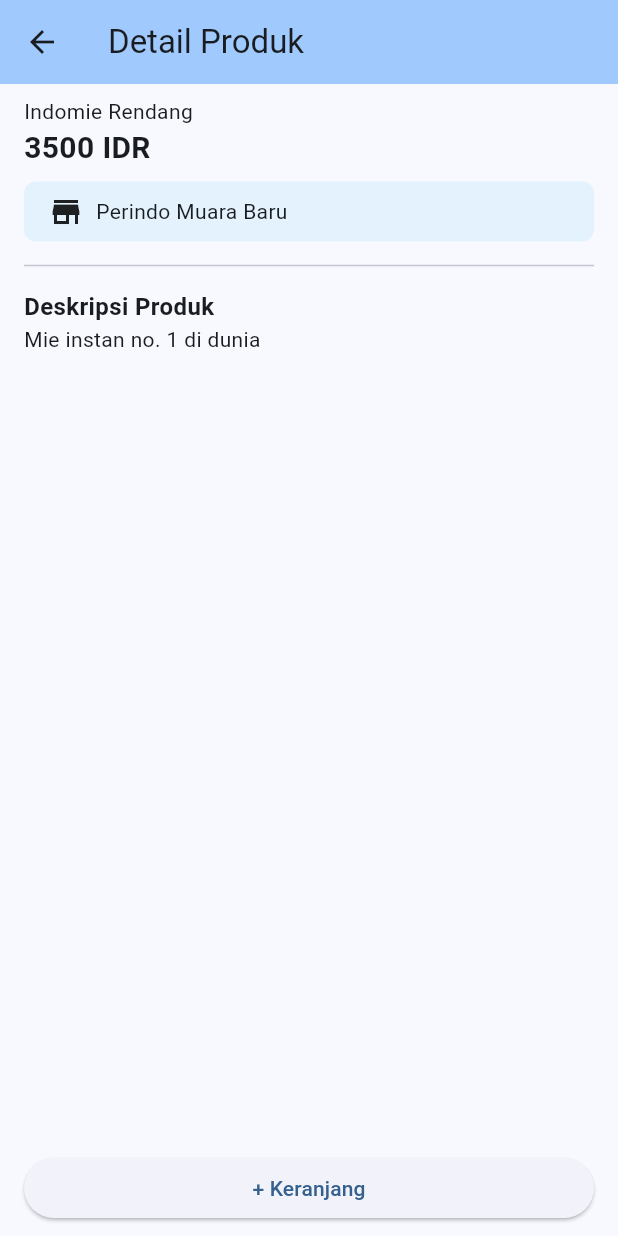
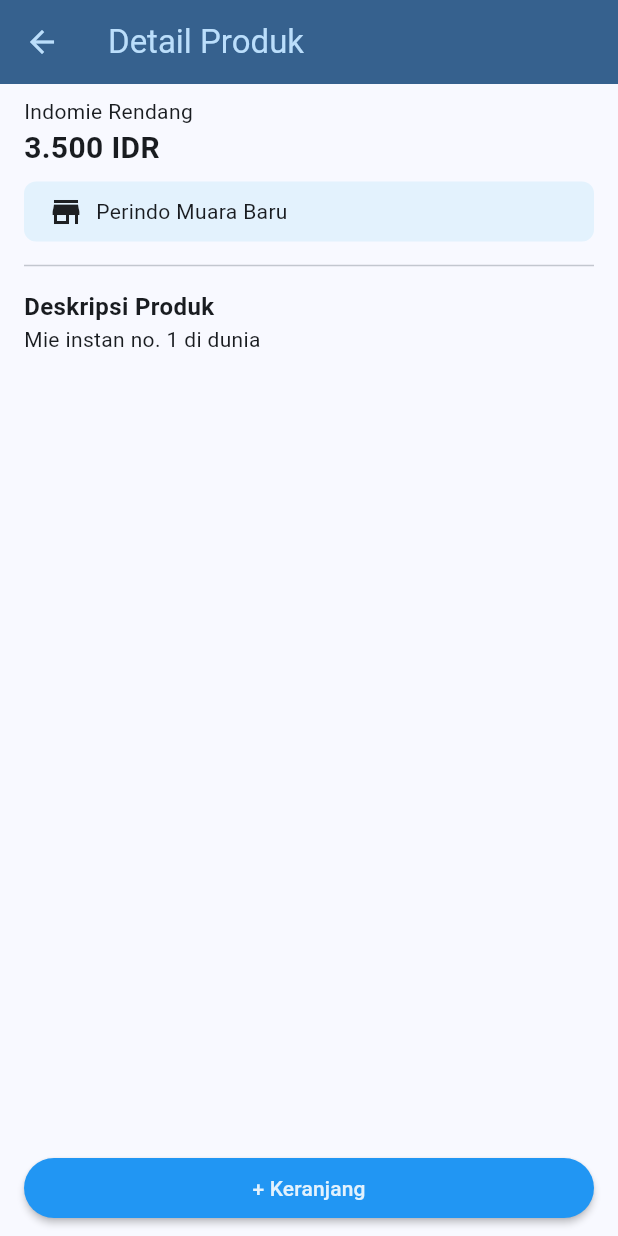
Before and after one commit to nfathoni79/nelayan-coba, a Flutter app: the MartScreen screen opened directly, after a tap on "Detail", on a phone screen of 412 x 824 dp. Run offline on Flutter 3.47's test engine with Material 2 defaults, Android fonts, the phone set to English and light mode, and no system bars; our stand-ins replace carousel_slider, dropdown_search.

Commit message:
Update tampilan

```diff
--- a/lib/view/screen/mart_screen.dart
+++ b/lib/view/screen/mart_screen.dart
@@ -4,7 +4,8 @@
 import 'package:nelayan_coba/model/product.dart';
 import 'package:nelayan_coba/view/screen/cart_screen.dart';
 import 'package:nelayan_coba/view/screen/mart_history_screen.dart';
-import 'package:nelayan_coba/view/widget/mart_dropdown.dart';
+import 'package:nelayan_coba/view/widget/my_dropdown.dart';
+import 'package:nelayan_coba/view/widget/my_text_form_field.dart';
 import 'package:nelayan_coba/view/widget/product_card.dart';
 
 class MartScreen extends StatefulWidget {
@@ -23,79 +24,68 @@
   Widget build(BuildContext context) {
     return Scaffold(
       appBar: AppBar(
-        backgroundColor: Theme.of(context).colorScheme.inversePrimary,
-        title: Text('Belanja'),
-        actions: <Widget>[
+        backgroundColor: Theme.of(context).colorScheme.primary,
+        foregroundColor: Theme.of(context).colorScheme.onPrimary,
+        title: const Text('Belanja'),
+        actions: [
           IconButton(
-            onPressed: () => Navigator.of(context).push(
-                MaterialPageRoute(
-                  builder: (context) => const MartHistoryScreen(),
-                )
-            ),
+            onPressed: () => Navigator.of(context).push(MaterialPageRoute(
+              builder: (context) => const MartHistoryScreen(),
+            )),
             icon: const Icon(Icons.history),
             tooltip: 'Riwayat',
           ),
           IconButton(
-            onPressed: () => Navigator.of(context).push(
-              MaterialPageRoute(
-                builder: (context) => const CartScreen(),
-              )
-            ),
+            onPressed: () => Navigator.of(context).push(MaterialPageRoute(
+              builder: (context) => const CartScreen(),
+            )),
             icon: const Icon(Icons.shopping_cart),
             tooltip: 'Keranjang',
           ),
         ],
       ),
-      body: Column(
-        children: [
-          Container(
-            padding: const EdgeInsets.fromLTRB(16, 0, 16, 0),
-            child: MartDropdown(
-              martList: _martList,
-              currentMartId: _martId,
-              onChanged: (value) {
-                if (value is int) {
-                  setState(() => _martId = value);
+      body: Container(
+        padding: const EdgeInsets.fromLTRB(16, 8, 16, 8),
+        child: Column(
+          children: [
+            MyDropdown<Mart>(
+              items: _martList,
+              itemAsString: (mart) => mart.name,
+              compareFn: (a, b) => a.id == b.id,
+              prefixIcon: const Icon(Icons.store),
+              selectedItem: _martList[_martId - 1],
+              onChanged: (mart) => {
+                if (mart is Mart) {
+                  setState(() => _martId = mart.id)
                 }
               },
             ),
-          ),
-          Container(
-            padding: const EdgeInsets.fromLTRB(16, 0, 16, 0),
-            child: Row(
-              children: [
-                const Icon(Icons.search),
-                const SizedBox(width: 8),
-                Expanded(
-                  child: TextFormField(
-                    decoration: const InputDecoration(
-                      border: UnderlineInputBorder(),
-                      hintText: 'Cari barang',
-                    ),
-                    keyboardType: TextInputType.text,
-                    textInputAction: TextInputAction.search,
-                  ),
-                ),
-              ],
+            const SizedBox(height: 8),
+            const MyTextFormField(
+              prefixIcon: Icon(Icons.search),
+              hintText: 'Cari barang',
+              keyboardType: TextInputType.text,
+              textInputAction: TextInputAction.search,
+              useLoginStyle: false,
             ),
-          ),
-          Expanded(
-            child: Container(
-              padding: const EdgeInsets.fromLTRB(16, 16, 16, 0),
+            const Divider(),
+            Expanded(
               child: GridView.count(
                 crossAxisCount: 2,
                 mainAxisSpacing: 8,
                 crossAxisSpacing: 8,
                 children: <Widget>[
-                  ..._productList.map((e) => ProductCard(
+                  ..._productList
+                      .map((e) => ProductCard(
                     name: e.name,
                     price: e.price,
-                  )).toList()
+                  ))
+                      .toList()
                 ],
               ),
             ),
-          ),
-        ],
+          ],
+        ),
       ),
     );
   }
--- a/lib/view/screen/product_screen.dart
+++ b/lib/view/screen/product_screen.dart
@@ -1,5 +1,4 @@
 import 'package:flutter/material.dart';
-import 'package:nelayan_coba/view/widget/my_text_form_field.dart';
 
 class ProductScreen extends StatefulWidget {
   const ProductScreen({super.key});
@@ -13,21 +12,23 @@
   Widget build(BuildContext context) {
     return Scaffold(
       appBar: AppBar(
-        backgroundColor: Theme.of(context).colorScheme.inversePrimary,
+        backgroundColor: Theme.of(context).colorScheme.primary,
+        foregroundColor: Theme.of(context).colorScheme.onPrimary,
         title: const Text('Detail Produk'),
       ),
-      body: Column(
+      body: Container(
+        padding: const EdgeInsets.fromLTRB(16, 8, 16, 8),
+        child: Column(
           crossAxisAlignment: CrossAxisAlignment.stretch,
           children: [
             Expanded(
               child: SingleChildScrollView(
-              padding: const EdgeInsets.fromLTRB(16, 8, 16, 8),
                 child: Column(
                   crossAxisAlignment: CrossAxisAlignment.stretch,
                   children: [
-                  Text('Indomie Rendang'),
-                  Text(
-                    '3500 IDR',
+                    const Text('Indomie Rendang'),
+                    const Text(
+                      '3.500 IDR',
                       style: TextStyle(
                         fontWeight: FontWeight.bold,
                         fontSize: 20,
@@ -40,48 +41,51 @@
                         color: Colors.blue.shade50,
                       ),
                       padding: const EdgeInsets.fromLTRB(16, 8, 16, 8),
-                    child: Row(
+                      child: const Row(
                         children: [
-                        const Icon(Icons.store),
-                        const SizedBox(width: 8),
+                          Icon(Icons.store),
+                          SizedBox(width: 8),
                           Text('Perindo Muara Baru'),
                         ],
                       ),
                     ),
                     const Divider(height: 32),
-                  Text(
+                    const Text(
                       'Deskripsi Produk',
                       style: TextStyle(
                         fontWeight: FontWeight.bold,
                         fontSize: 16,
                       ),
                     ),
-                  Text('Mie instan no. 1 di dunia'),
+                    const Text('Mie instan no. 1 di dunia'),
                   ],
                 ),
               ),
             ),
-          Padding(
-            padding: const EdgeInsets.fromLTRB(16, 8, 16, 8),
-            child: ElevatedButton(
+            ElevatedButton(
               onPressed: () => showDialog(
                 context: context,
                 builder: (context) => AlertDialog(
-                  title: Text('Sukses'),
-                  content: Text('Berhasil ditambahkan ke keranjang.'),
+                  title: const Text('Sukses'),
+                  content: const Text('Berhasil ditambahkan ke keranjang.'),
                   actions: [
                     TextButton(
                       onPressed: () => Navigator.pop(context),
-                      child: Text('Tutup'),
+                      child: const Text('Tutup'),
                     ),
                   ],
                 ),
                 barrierDismissible: true,
               ),
-              child: Text('+ Keranjang'),
+              style: ElevatedButton.styleFrom(
+                backgroundColor: Colors.blue,
+                foregroundColor: Colors.blue.shade50,
+                elevation: 2,
               ),
+              child: const Text('+ Keranjang'),
             ),
           ],
+        ),
       ),
     );
   }
--- a/lib/view/widget/mart_history_card.dart
+++ b/lib/view/widget/mart_history_card.dart
@@ -42,7 +42,7 @@
               ],
             ),
             Text(
-              '12800 IDR',
+              '12.800 IDR',
               style: TextStyle(
                 fontWeight: FontWeight.bold,
                 fontSize: 16,
--- a/lib/view/widget/my_text_form_field.dart
+++ b/lib/view/widget/my_text_form_field.dart
@@ -3,7 +3,10 @@
 class MyTextFormField extends StatelessWidget {
   const MyTextFormField({
     super.key,
+    this.controller,
     this.labelText,
+    this.hintText,
+    this.prefixIcon,
     this.prefixText,
     this.suffixText,
     this.keyboardType,
@@ -13,7 +16,10 @@
     this.useLoginStyle = true,
   });
 
+  final TextEditingController? controller;
   final String? labelText;
+  final String? hintText;
+  final Widget? prefixIcon;
   final String? prefixText;
   final String? suffixText;
   final TextInputType? keyboardType;
@@ -25,7 +31,6 @@
   @override
   Widget build(BuildContext context) {
     Widget? labelWidget;
-    Widget? prefixWidget;
 
     if (labelText != null) {
       labelWidget = Container(
@@ -39,8 +44,6 @@
         child: Text(labelText!),
       );
     }
-
-    if (prefixText != null) prefixWidget = Text(prefixText!);
 
     return TextFormField(
       decoration: InputDecoration(
@@ -61,11 +64,14 @@
         ),
         contentPadding: const EdgeInsets.all(16),
         label: labelWidget,
-        prefix: prefixWidget,
+        hintText: hintText,
+        prefixIcon: prefixIcon,
+        prefixText: prefixText,
         suffixText: suffixText,
         filled: useLoginStyle,
         fillColor: Colors.blue.shade50,
       ),
+      controller: controller,
       keyboardType: keyboardType,
       maxLength: maxLength,
       maxLines: maxLines,
--- a/lib/view/widget/product_card.dart
+++ b/lib/view/widget/product_card.dart
@@ -1,4 +1,5 @@
 import 'package:flutter/material.dart';
+import 'package:nelayan_coba/util/my_utils.dart';
 import 'package:nelayan_coba/view/screen/product_screen.dart';
 
 class ProductCard extends StatelessWidget {
@@ -19,23 +20,22 @@
         child: Column(
           crossAxisAlignment: CrossAxisAlignment.stretch,
           children: [
+            Text(name),
+            const SizedBox(height: 8),
             Expanded(
-              child: Text(name),
-            ),
-            Text(
-              '$price IDR',
-              style: TextStyle(
-                fontWeight: FontWeight.bold,
-                fontSize: 16,
+              child: Text(
+                '${MyUtils.formatNumber(price)} IDR',
+                style: const TextStyle(
+                  fontWeight: FontWeight.bold,
+                  fontSize: 16,
+                ),
               ),
             ),
-            ElevatedButton(
-              onPressed: () => Navigator.of(context).push(
-                MaterialPageRoute(
-                  builder: (context) => const ProductScreen(),
-                )
-              ),
-              child: Text('Detail'),
+            TextButton(
+              onPressed: () => Navigator.of(context).push(MaterialPageRoute(
+                builder: (context) => const ProductScreen(),
+              )),
+              child: const Text('Detail'),
             ),
           ],
         ),
```
Also changed, not shown: lib/view/screen/mart_history_screen.dart (+16 -14 lines), lib/view/screen/sell_history_screen.dart (+16 -15 lines), lib/view/screen/sell_screen.dart (+42 -49 lines), lib/view/screen/transfer_screen.dart (+28 -12 lines). Lines whose indentation alone changed are shown as unchanged.
